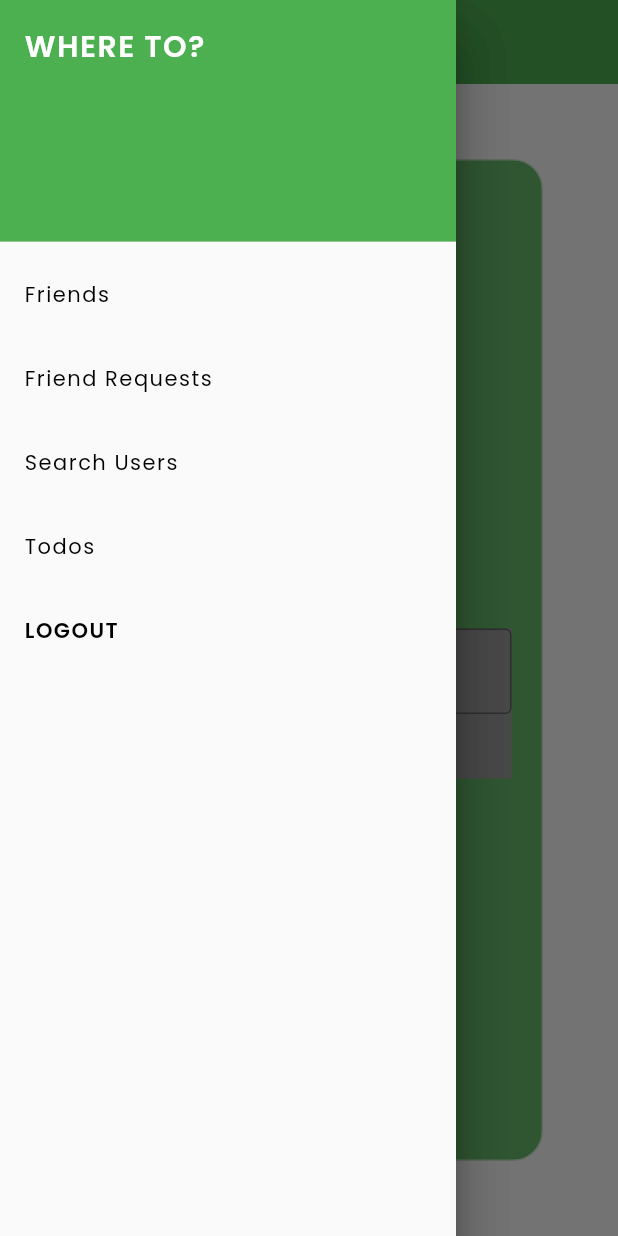
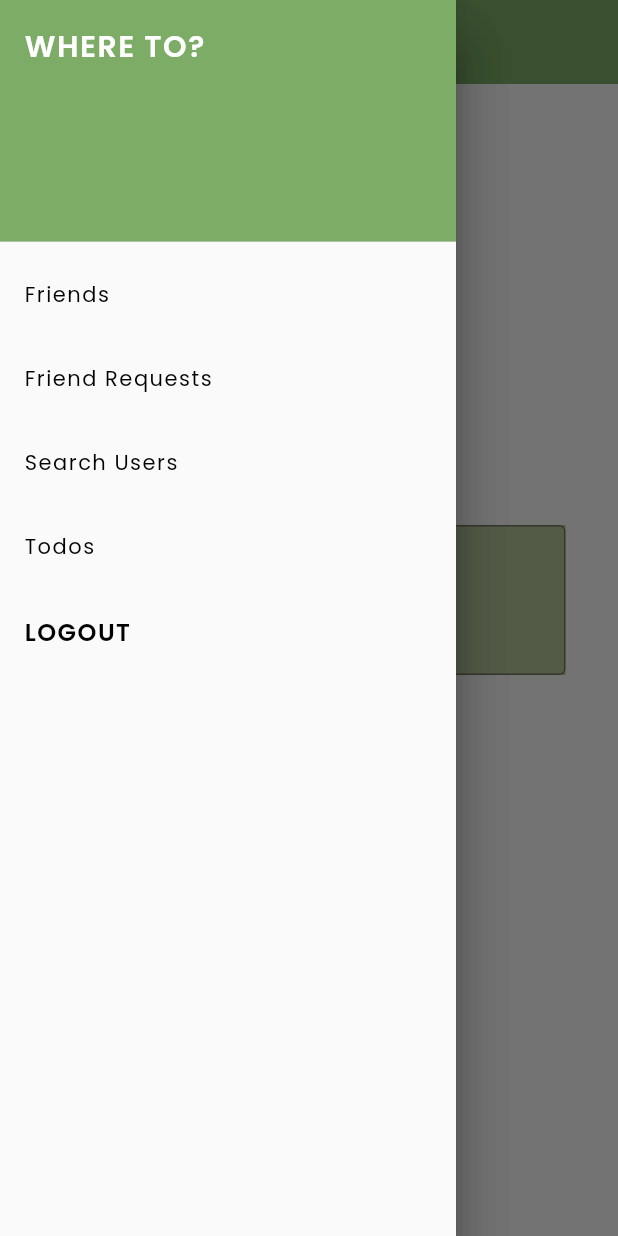
Before and after one commit to colette-exe/bloom-23, a Flutter app: the screen it shows once a user with an empty profile is signed in, with the side drawer open, on a phone screen of 412 x 824 dp. Run offline on Flutter 3.47's test engine with Material 2 defaults, Android fonts, the phone set to English and light mode, and no system bars; our stand-ins replace cloud_firestore, firebase_auth, firebase_core; missing offline and left inert: fake_cloud_firestore, firebase_auth_mocks; accounts and stored records are empty; generated files the repository leaves out were written again; network calls fail.

Commit message:
feat : design and friend todo editing fix

```diff
--- a/lib/screens/friends_page.dart
+++ b/lib/screens/friends_page.dart
@@ -29,7 +29,7 @@ class _FriendsPageState extends State<FriendsPage> {
                 fontWeight: FontWeight.bold,
                 fontFamily: 'Poppins',
                 color: Colors.white)),
-        backgroundColor: Colors.green,
+        backgroundColor: const Color(0xff7dac66),
       ),
       body: Container(
           padding: const EdgeInsets.all(30),
--- a/lib/screens/profile.dart
+++ b/lib/screens/profile.dart
@@ -35,7 +35,7 @@ class _ProfileState extends State<Profile> {
           });
         },
         style: ElevatedButton.styleFrom(
-          backgroundColor: Colors.green.shade500,
+          backgroundColor: const Color(0xffe8b69f),
         ),
         child: const Text(
           "EDIT",
@@ -59,7 +59,7 @@ class _ProfileState extends State<Profile> {
           });
         },
         style: ElevatedButton.styleFrom(
-          backgroundColor: Colors.green.shade500,
+          backgroundColor: const Color(0xffe8b69f),
         ),
         child: const Text("SAVE",
             style: TextStyle(
@@ -79,11 +79,11 @@ class _ProfileState extends State<Profile> {
           width: 500,
           height: 100,
           child: DecoratedBox(
-              decoration: const BoxDecoration(color: Colors.grey),
+              decoration: const BoxDecoration(color: Color(0xffb5c698)),
               child: TextField(
                 textAlign: TextAlign.center,
                 keyboardType: TextInputType.multiline,
-                minLines: 1,
+                minLines: 5,
                 maxLines: 5,
                 readOnly: readOnly,
                 controller: bioController,
@@ -109,12 +109,13 @@ class _ProfileState extends State<Profile> {
     // ScreenArguments uid = ScreenArguments(userDoc.id, []);
     String uid = userDoc.id;
     return Scaffold(
+      resizeToAvoidBottomInset: false,
       drawer: Drawer(
         child: Drawer(
           child: ListView(padding: EdgeInsets.zero, children: [
             const DrawerHeader(
               decoration: BoxDecoration(
-                color: Colors.green,
+                color: Color(0xff7dac66),
               ),
               child: Text('WHERE TO?',
                   style: TextStyle(
@@ -129,7 +130,7 @@ class _ProfileState extends State<Profile> {
                   'Friends',
                   style: TextStyle(
                       fontSize: 14,
-                      fontWeight: FontWeight.normal,
+                      fontWeight: FontWeight.w500,
                       fontFamily: 'Poppins',
                       letterSpacing: 1,
                       color: Colors.black),
@@ -144,7 +145,7 @@ class _ProfileState extends State<Profile> {
                   'Friend Requests',
                   style: TextStyle(
                       fontSize: 14,
-                      fontWeight: FontWeight.normal,
+                      fontWeight: FontWeight.w500,
                       fontFamily: 'Poppins',
                       letterSpacing: 1,
                       color: Colors.black),
@@ -159,7 +160,7 @@ class _ProfileState extends State<Profile> {
                   'Search Users',
                   style: TextStyle(
                       fontSize: 14,
-                      fontWeight: FontWeight.normal,
+                      fontWeight: FontWeight.w500,
                       fontFamily: 'Poppins',
                       letterSpacing: 1,
                       color: Colors.black),
@@ -174,7 +175,7 @@ class _ProfileState extends State<Profile> {
                   'Todos',
                   style: TextStyle(
                       fontSize: 14,
-                      fontWeight: FontWeight.normal,
+                      fontWeight: FontWeight.w500,
                       fontFamily: 'Poppins',
                       letterSpacing: 1,
                       color: Colors.black),
@@ -189,7 +190,7 @@ class _ProfileState extends State<Profile> {
                 title: const Text(
                   'LOGOUT',
                   style: TextStyle(
-                      fontSize: 14,
+                      fontSize: 16,
                       fontWeight: FontWeight.bold,
                       fontFamily: 'Poppins',
                       letterSpacing: 1,
@@ -205,7 +206,7 @@ class _ProfileState extends State<Profile> {
       appBar: AppBar(
         title: const Text('Profile'),
         centerTitle: true,
-        backgroundColor: Colors.green,
+        backgroundColor: const Color(0xff7dac66),
         foregroundColor: Colors.white,
         elevation: 0,
         titleTextStyle: const TextStyle(
@@ -219,15 +220,12 @@ class _ProfileState extends State<Profile> {
         widthFactor: MediaQuery.of(context).size.width,
         heightFactor: MediaQuery.of(context).size.height,
         child: Container(
-          decoration: BoxDecoration(
-              border: Border.all(color: Colors.green.shade100),
-              borderRadius: const BorderRadius.all(Radius.circular(20)),
-              color: Colors.green.shade400),
-          width: 500,
-          height: 1000,
+          width: MediaQuery.of(context).size.width,
+          height: MediaQuery.of(context).size.height,
           alignment: Alignment.center,
-          margin: const EdgeInsets.all(50),
-          padding: const EdgeInsets.all(20),
+          margin:
+              const EdgeInsets.only(left: 25, right: 25, top: 100, bottom: 50),
+          padding: const EdgeInsets.all(10),
           child: FutureBuilder<DocumentSnapshot>(
               future: userDoc.get(),
               builder: (context, AsyncSnapshot<DocumentSnapshot> snapshot) {
@@ -241,17 +239,22 @@ class _ProfileState extends State<Profile> {
                   Map<String, dynamic> data =
                       snapshot.data!.data() as Map<String, dynamic>;
                   return SizedBox(
-                      height: 800,
+                      height: MediaQuery.of(context).size.height,
                       child: Column(
-                        mainAxisAlignment: MainAxisAlignment.center,
+                        mainAxisAlignment: MainAxisAlignment.start,
                         children: [
                           Text(data['firstName'] + " " + data['lastName'],
+                              textAlign: TextAlign.center,
                               style: const TextStyle(
-                                  fontSize: 25,
+                                  wordSpacing: 1.0,
+                                  fontSize: 30,
                                   fontWeight: FontWeight.bold,
                                   fontFamily: 'Poppins',
                                   letterSpacing: 1,
-                                  color: Colors.white)),
+                                  color: Color(0xff676d16))),
+                          const SizedBox(
+                            height: 20,
+                          ),
                           Column(children: [
                             Text(data['userName'],
                                 style: const TextStyle(
@@ -259,12 +262,18 @@ class _ProfileState extends State<Profile> {
                                     fontWeight: FontWeight.bold,
                                     fontFamily: 'Poppins',
                                     color: Colors.black87)),
+                            const SizedBox(
+                              height: 10,
+                            ),
                             Text("ID: ${data['userId']}",
                                 style: const TextStyle(
                                     fontSize: 12,
                                     fontWeight: FontWeight.bold,
                                     fontFamily: 'Poppins',
                                     color: Colors.black54)),
+                            const SizedBox(
+                              height: 20,
+                            ),
                             Row(
                                 mainAxisAlignment:
                                     MainAxisAlignment.spaceEvenly,
@@ -275,9 +284,9 @@ class _ProfileState extends State<Profile> {
                                           fontWeight: FontWeight.bold,
                                           fontFamily: 'Poppins',
                                           color: Colors.black87)),
-                                  Icon(
+                                  const Icon(
                                     Icons.spa_rounded,
-                                    color: Colors.amber.shade400,
+                                    color: Color(0xffe8b69f),
                                   ),
                                   Text(data['location'],
                                       style: const TextStyle(
@@ -287,10 +296,10 @@ class _ProfileState extends State<Profile> {
                                           color: Colors.black87)),
                                 ]),
                           ]),
+                          const SizedBox(
+                            height: 20,
+                          ),
                           bioWidget(context, data['bio'], data['userId']),
-
-                          // friendsWidget(
-                          // context, data['friends'], data['userId']),
                         ],
                       ));
                 }
@@ -298,10 +307,10 @@ class _ProfileState extends State<Profile> {
                 return const Text("LOADING",
                     style: TextStyle(
                         fontSize: 15,
-                        fontWeight: FontWeight.w200,
+                        fontWeight: FontWeight.bold,
                         fontFamily: 'Poppins',
                         letterSpacing: 1.0,
-                        color: Colors.black));
+                        color: Color(0xff7eb180)));
               }),
         ),
       ),
--- a/lib/screens/requests.dart
+++ b/lib/screens/requests.dart
@@ -29,7 +29,7 @@ class _RequestsPageState extends State<RequestsPage> {
                 fontWeight: FontWeight.bold,
                 fontFamily: 'Poppins',
                 color: Colors.white)),
-        backgroundColor: Colors.green,
+        backgroundColor: const Color(0xff7dac66),
       ),
       body: Container(
           padding: const EdgeInsets.all(30),
```
Also changed, not shown: lib/api/firebase_todo_api.dart (+9 -7 lines), lib/providers/todo_provider.dart (+4 -3 lines), lib/screens/login.dart (+4 -3 lines), lib/screens/modal_todo.dart (+163 -103 lines), lib/screens/search.dart (+12 -2 lines), lib/screens/signup.dart (+7 -2 lines), lib/screens/todo_page.dart (+18 -11 lines), lib/screens/user_page.dart (+30 -22 lines), lib/screens/view_profile.dart (+41 -21 lines).
